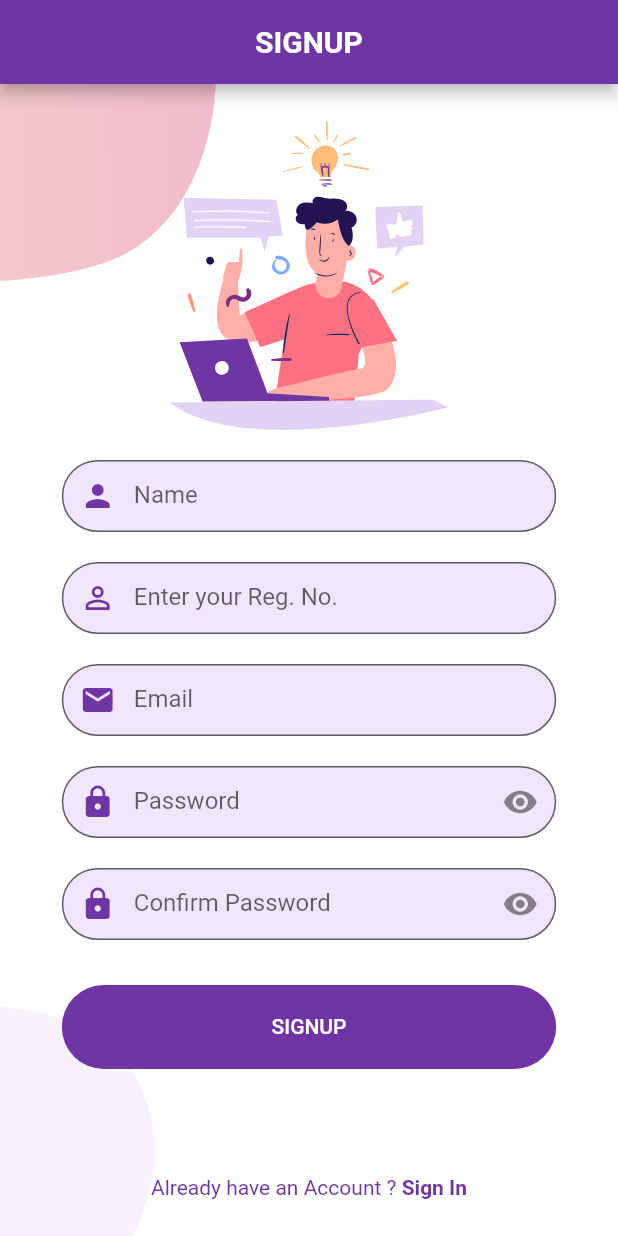
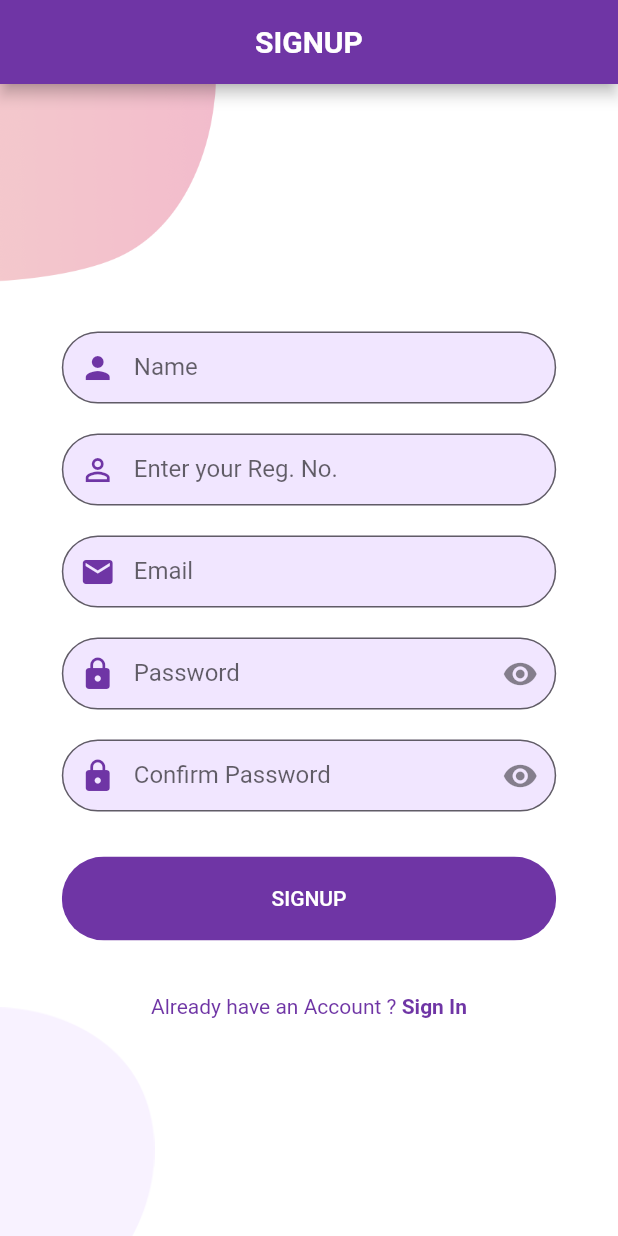
Before and after one commit to itssudhanshu/SRM-Docker_Firebase-Storage, a Flutter app: the SignUpScreen screen opened directly, on a phone screen of 412 x 824 dp. Run offline on Flutter 3.47's test engine with Material 2 defaults, Android fonts, the phone set to English and light mode, and no system bars; our stand-ins replace cloud_firestore, firebase_auth, flutter_svg, modal_progress_hud; accounts and stored records are empty.

Commit message:
ui changes

```diff
--- a/lib/components/constants1.dart
+++ /dev/null
@@ -1,28 +0,0 @@
-import 'dart:ui';
-
-import 'package:flutter/material.dart';
-
-import '../constants.dart';
-
-const textInputDecoration = InputDecoration(
-
-                                    fillColor: kPrimaryLightColor,
-                                    filled: true,
-                                    border: OutlineInputBorder(
-                                        // borderRadius: BorderRadius.all(20.0),
-                                        borderSide: BorderSide(
-                                            width: 2, color: Colors.black)),
-                                    focusedBorder: OutlineInputBorder(
-                                      borderRadius: BorderRadius.all(),
-                                        // borderRadius: Border.all(29),
-                                        borderSide: BorderSide(
-                                            width: 2, color: Colors.purple)),
-
-                                    prefixIcon: Padding(
-                                      padding: EdgeInsets.all(0.0),
-                                      child: Icon(
-                                        Icons.lightbulb_outline,
-            color: kPrimaryColor,
-                                      ), // icon is 48px widget.
-                                    ),
-);
--- a/lib/screens/signup.dart
+++ b/lib/screens/signup.dart
@@ -1,16 +1,13 @@
 import 'package:cloud_firestore/cloud_firestore.dart';
 import 'package:flutter/material.dart';
-import 'package:flutter_svg/flutter_svg.dart';
 import 'package:modal_progress_hud/modal_progress_hud.dart';
 import 'package:srm_notes/components/already_have_an_account_acheck.dart';
 import 'package:srm_notes/components/rounded_button.dart';
-
+import 'package:srm_notes/constants.dart';
 import 'package:srm_notes/screens/HomePage.dart';
 import 'package:srm_notes/screens/login.dart';
 import 'package:firebase_auth/firebase_auth.dart';
-import 'package:firebase_storage/firebase_storage.dart';
 
-import '../constants.dart';
 
 class SignUpScreen extends StatefulWidget {
   @override
@@ -113,14 +110,14 @@ class _SignUpScreenState extends State<SignUpScreen> {
                   child: Column(
                     mainAxisAlignment: MainAxisAlignment.center,
                     children: <Widget>[
-                      Positioned(
-                        top: 50,
-                        left: 100,
-                        child: SvgPicture.asset(
-                          "assets/icons/signup.svg",
-                          height: size.height * 0.25,
-                        ),
-                      ),
+                      // Positioned(
+                      //   top: 50,
+                      //   left: 100,
+                      //   child: SvgPicture.asset(
+                      //     "assets/icons/signup.svg",
+                      //     height: size.height * 0.25,
+                      //   ),
+                      // ),
                       Container(
                         width: size.width * 0.8,
                         child: Form(
@@ -141,11 +138,11 @@ class _SignUpScreenState extends State<SignUpScreen> {
                                   border: OutlineInputBorder(
                                       borderRadius: BorderRadius.circular(29),
                                       borderSide: BorderSide(
-                                            width: 2, color: Colors.black)),
+                                          width: 2, color: Colors.black),),
                                   focusedBorder: OutlineInputBorder(
                                       borderRadius: BorderRadius.circular(29),
                                       borderSide: BorderSide(
-                                            width: 2, color: Colors.purple)),
+                                          width: 2, color: Colors.purple),),
                                   hintText: "Your Name",
                                   labelText: "Name",
                                   prefixIcon: Padding(
@@ -160,7 +157,42 @@ class _SignUpScreenState extends State<SignUpScreen> {
                                     val.isEmpty ? 'Enter your name' : null,
                                 onChanged: (val) {
                                   setState(() => _name = val);
-                                  }),
+                                },
+                              ),
+                              SizedBox(height: 20.0),
+                              TextFormField(
+                                decoration: InputDecoration(
+                                  fillColor: kPrimaryLightColor,
+                                  filled: true,
+                                  contentPadding: new EdgeInsets.symmetric(
+                                      vertical: 0.0, horizontal: 0.0),
+                                  border: OutlineInputBorder(
+                                    borderRadius: BorderRadius.circular(29),
+                                    borderSide: BorderSide(
+                                        width: 2, color: Colors.black),
+                                  ),
+                                  focusedBorder: OutlineInputBorder(
+                                    borderRadius: BorderRadius.circular(29),
+                                    borderSide: BorderSide(
+                                        width: 2, color: Colors.purple),
+                                  ),
+                                  hintText: "RA...",
+                                  labelText: "Enter your Reg. No.",
+                                  prefixIcon: Padding(
+                                    padding: EdgeInsets.all(0.0),
+                                    child: Icon(
+                                      Icons.perm_identity,
+                                      color: kPrimaryColor,
+                                    ), // icon is 48px widget.
+                                  ),
+                                ),
+                                validator: (val) =>
+                                    // val.isEmpty ? 'Enter your Reg. No.' : null,
+                                    !val.contains('RA') ? "Reg no. must contain 'RA'" : null,
+                                onChanged: (val) {
+                                  setState(() => _reg = val);
+                                },
+                              ),
                               SizedBox(height: 20.0),
                               TextFormField(
                                   decoration: InputDecoration(
@@ -175,38 +207,7 @@ class _SignUpScreenState extends State<SignUpScreen> {
                                     focusedBorder: OutlineInputBorder(
                                         borderRadius: BorderRadius.circular(29),
                                         borderSide: BorderSide(
-                                            width: 2, color: Colors.purple)),
-                                    hintText: "RA...",
-                                    labelText: "Enter your Reg. No.",
-                                    prefixIcon: Padding(
-                                      padding: EdgeInsets.all(0.0),
-                                      child: Icon(
-                                        Icons.perm_identity,
-                                        color: kPrimaryColor,
-                                      ), // icon is 48px widget.
-                                    ),
-                                  ),
-                                  validator: (val) => val.isEmpty
-                                      ? 'Enter your Reg. No.'
-                                      : null,
-                                  onChanged: (val) {
-                                    setState(() => _reg = val);
-                                  }),
-                              SizedBox(height: 20.0),
-                              TextFormField(
-                                  decoration: InputDecoration(
-                                    fillColor: kPrimaryLightColor,
-                                    filled: true,
-                                    contentPadding: new EdgeInsets.symmetric(
-                                        vertical: 0.0, horizontal: 0.0),
-                                    border: OutlineInputBorder(
-                                        borderRadius: BorderRadius.circular(29),
-                                        borderSide: BorderSide(
-                                            width: 2, color: Colors.black)),
-                                    focusedBorder: OutlineInputBorder(
-                                        borderRadius: BorderRadius.circular(29),
-                                        borderSide: BorderSide(
-                                            width: 2, color: Colors.purple)),
+                                            width: 2, color: Colors.purple),),
                                     hintText: "Enter your college id",
                                     labelText: "Email",
                                     prefixIcon: Padding(
@@ -272,7 +273,8 @@ class _SignUpScreenState extends State<SignUpScreen> {
                                     border: OutlineInputBorder(
                                       borderRadius: BorderRadius.circular(29),
                                       borderSide: BorderSide(
-                                            width: 2, color: Colors.green)),
+                                          width: 2, color: Colors.green),
+                                    ),
                                     focusedBorder: OutlineInputBorder(
                                         borderRadius: BorderRadius.circular(29),
                                         borderSide: BorderSide(
@@ -284,7 +286,8 @@ class _SignUpScreenState extends State<SignUpScreen> {
                                         icon: Icon(Icons.remove_red_eye),
                                         onPressed: () {
                                           _toggle();
-                                          }),
+                                        },
+                                      ),
                                     ),
                                     prefixIcon: Icon(
                                       Icons.lock,
@@ -305,26 +308,30 @@ class _SignUpScreenState extends State<SignUpScreen> {
                                 text: "SIGNUP",
                                 press: () async {
                                   if (_formKey.currentState.validate()) {
-                                    setState(() {
+                                    setState(
+                                      () {
                                         isSpinner = true;
-                                    });
+                                      },
+                                    );
                                     print('inside');
                                     await createUser();
                                     await addUser();
-                                    setState(() {
+                                    setState(
+                                      () {
                                         isSpinner = false;
-                                    });
+                                      },
+                                    );
                                   }
                                 },
                               ),
-                              SizedBox(height: 20.0),
+                              // SizedBox(height: 20.0),
                               Text(
                                 error,
                                 style: TextStyle(
                                   color: Colors.red,
                                 ),
                               ),
-                              SizedBox(height: size.height * 0.03),
+                              SizedBox(height: 10),
                               AlreadyHaveAnAccountCheck(
                                 login: false,
                                 press: () {
```
Also changed, not shown: lib/components/rounded_input_field.dart (deleted, +0 -63 lines), lib/components/rounded_password_field.dart (deleted, +0 -38 lines), lib/components/text_field_container.dart (deleted, +0 -25 lines). Lines whose indentation alone changed are shown as unchanged.
